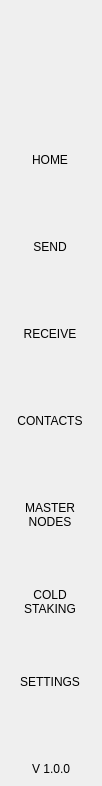
The window that src/qt/pivx/forms/navmenuwidget.ui (KingricharVD/DSW) describes before a commit, drawn with Qt 5.
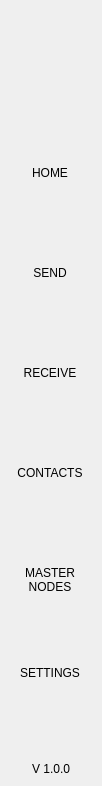
The same window after the commit.

```diff
--- a/src/qt/pivx/forms/navmenuwidget.ui
+++ b/src/qt/pivx/forms/navmenuwidget.ui
@@ -285,32 +285,6 @@
             </property>
            </widget>
           </item>
-          <item>
-           <widget class="QToolButton" name="btnColdStaking">
-            <property name="minimumSize">
-             <size>
-              <width>100</width>
-              <height>80</height>
-             </size>
-            </property>
-            <property name="text">
-             <string>COLD
-STAKING</string>
-            </property>
-            <property name="iconSize">
-             <size>
-              <width>32</width>
-              <height>32</height>
-             </size>
-            </property>
-            <property name="checkable">
-             <bool>true</bool>
-            </property>
-            <property name="autoExclusive">
-             <bool>true</bool>
-            </property>
-           </widget>
-          </item>
           <item>
            <widget class="QToolButton" name="btnSettings">
             <property name="minimumSize">
```
Left out of the diff: 4 changed lines with no effect on the pictures.
